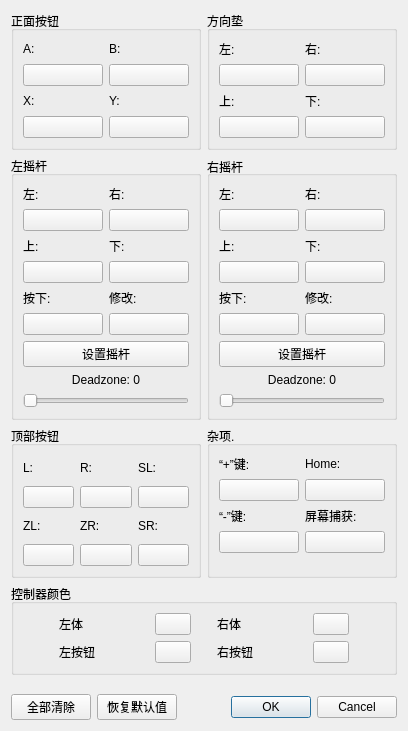
Old version of the form src/yuzu/configuration/configure_input_player.ui in the repository formylover/yuzu-early-access.
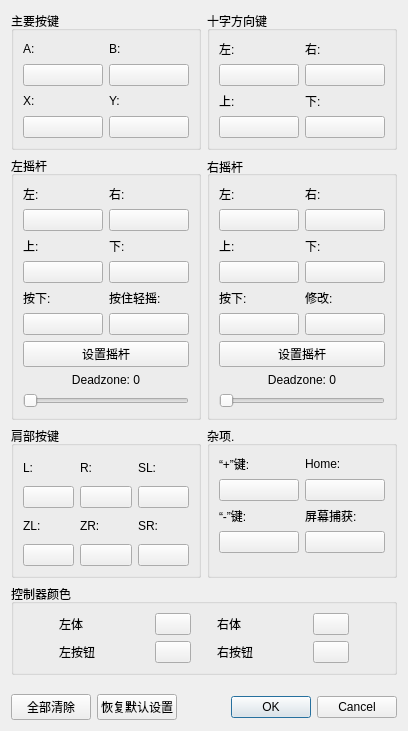
New version of the form.

The edit to the form file:
```diff
--- a/src/yuzu/configuration/configure_input_player.ui
+++ b/src/yuzu/configuration/configure_input_player.ui
@@ -214,7 +214,7 @@
      <item row="0" column="1">
       <widget class="QGroupBox" name="Dpad">
        <property name="title">
-        <string>方向垫</string>
+        <string>十字方向键</string>
        </property>
        <property name="flat">
         <bool>false</bool>
@@ -329,7 +329,7 @@
      <item row="0" column="0">
       <widget class="QGroupBox" name="faceButtons">
        <property name="title">
-        <string>正面按钮</string>
+        <string>主要按键</string>
        </property>
        <property name="flat">
         <bool>false</bool>
@@ -746,7 +746,7 @@
             <item>
              <widget class="QLabel" name="labelLStickMod">
               <property name="text">
-               <string>修改:</string>
+               <string>按住轻摇:</string>
               </property>
              </widget>
             </item>
@@ -830,7 +830,7 @@
      <item row="3" column="0">
       <widget class="QGroupBox" name="shoulderButtons">
        <property name="title">
-        <string>顶部按钮</string>
+        <string>肩部按键</string>
        </property>
        <property name="flat">
         <bool>false</bool>
@@ -1177,7 +1177,7 @@
         <enum>Qt::LeftToRight</enum>
        </property>
        <property name="text">
-        <string>恢复默认值</string>
+        <string>恢复默认设置</string>
        </property>
       </widget>
      </item>
```
Left out of the diff: 2 changed lines with no effect on the pictures.
